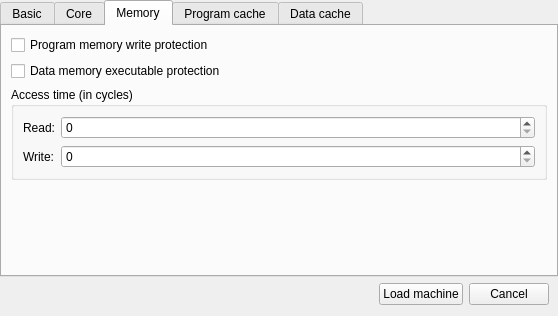
Qt form qtmips_gui/NewDialog.ui (cvut/qtrvsim) before a commit.
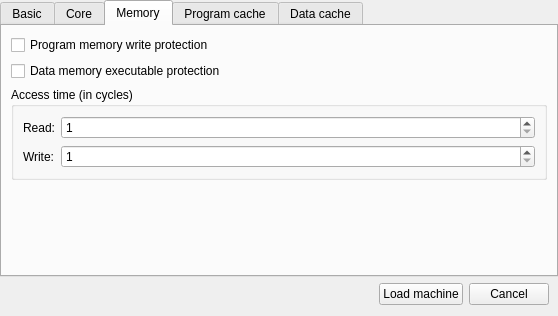
The same form after that commit. The open tabs and pages were chosen to show the change.

Diff of the .ui file:
```diff
--- a/qtmips_gui/NewDialog.ui
+++ b/qtmips_gui/NewDialog.ui
@@ -225,7 +225,14 @@
            </widget>
           </item>
           <item row="0" column="1">
-           <widget class="QSpinBox" name="mem_time_read"/>
+           <widget class="QSpinBox" name="mem_time_read">
+            <property name="minimum">
+             <number>1</number>
+            </property>
+            <property name="maximum">
+             <number>999999999</number>
+            </property>
+           </widget>
           </item>
           <item row="1" column="0">
            <widget class="QLabel" name="label_3">
@@ -235,7 +242,14 @@
            </widget>
           </item>
           <item row="1" column="1">
-           <widget class="QSpinBox" name="mem_time_write"/>
+           <widget class="QSpinBox" name="mem_time_write">
+            <property name="minimum">
+             <number>1</number>
+            </property>
+            <property name="maximum">
+             <number>999999999</number>
+            </property>
+           </widget>
           </item>
          </layout>
         </widget>
```
Left out of the diff: 2 changed lines with no effect on the pictures.
